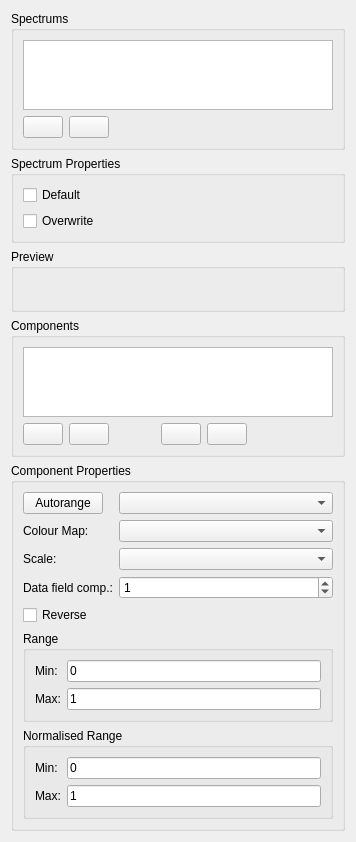
The window that res/designer/spectrumeditorwidget.ui (tsalemink/neon) describes before a commit, drawn with Qt 5.
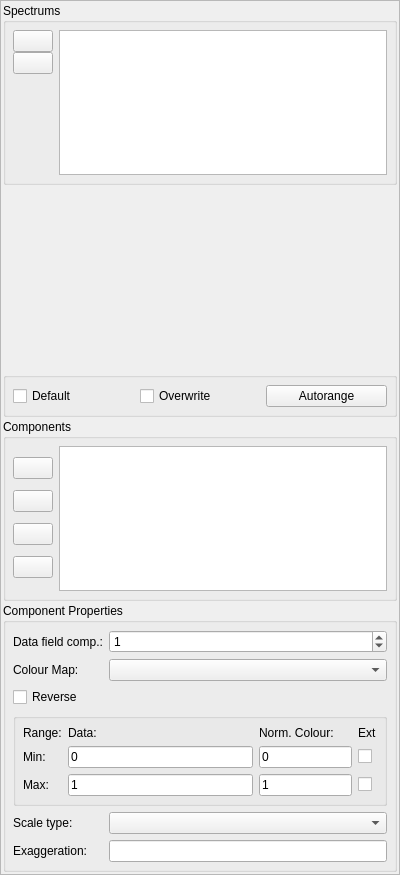
The same window after the commit. Icons and pictures are not drawn. Custom widgets are drawn as their Qt base class.

```diff
--- a/res/designer/spectrumeditorwidget.ui
+++ b/res/designer/spectrumeditorwidget.ui
@@ -6,38 +6,66 @@
    <rect>
     <x>0</x>
     <y>0</y>
-    <width>356</width>
-    <height>799</height>
+    <width>400</width>
+    <height>875</height>
    </rect>
   </property>
   <property name="windowTitle">
    <string>Spectrum Editor</string>
   </property>
   <layout class="QVBoxLayout" name="verticalLayout">
+   <property name="spacing">
+    <number>0</number>
+   </property>
+   <property name="margin">
+    <number>0</number>
+   </property>
+   <item>
+    <widget class="QScrollArea" name="scrollArea">
+     <property name="widgetResizable">
+      <bool>true</bool>
+     </property>
+     <widget class="QWidget" name="scrollAreaWidgetContents">
+      <property name="geometry">
+       <rect>
+        <x>0</x>
+        <y>0</y>
+        <width>398</width>
+        <height>873</height>
+       </rect>
+      </property>
+      <layout class="QVBoxLayout" name="verticalLayout_2">
+       <property name="spacing">
+        <number>2</number>
+       </property>
+       <property name="margin">
+        <number>2</number>
+       </property>
    <item>
     <widget class="QGroupBox" name="groupBox">
+         <property name="sizePolicy">
+          <sizepolicy hsizetype="Preferred" vsizetype="Preferred">
+           <horstretch>0</horstretch>
+           <verstretch>1</verstretch>
+          </sizepolicy>
+         </property>
      <property name="title">
       <string>Spectrums</string>
      </property>
-     <layout class="QGridLayout" name="gridLayout">
-      <item row="0" column="0" colspan="3">
-       <widget class="QListWidget" name="listWidgetSpectrums"/>
-      </item>
-      <item row="1" column="1">
-       <widget class="QPushButton" name="pushButtonDeleteSpectrum">
-        <property name="toolTip">
-         <string>Remove spectrum</string>
-        </property>
-        <property name="text">
-         <string/>
-        </property>
-        <property name="icon">
-         <iconset resource="../icons.qrc">
-          <normaloff>:/neon/images/icons/list-remove-icon.png</normaloff>:/neon/images/icons/list-remove-icon.png</iconset>
-        </property>
-       </widget>
-      </item>
-      <item row="1" column="0">
+         <layout class="QHBoxLayout" name="horizontalLayout_2">
+          <property name="margin">
+           <number>7</number>
+          </property>
+          <item>
+           <widget class="QWidget" name="widget_2" native="true">
+            <layout class="QVBoxLayout" name="verticalLayout_3">
+             <property name="spacing">
+              <number>0</number>
+             </property>
+             <property name="margin">
+              <number>0</number>
+             </property>
+             <item>
        <widget class="QPushButton" name="pushButtonAddSpectrum">
         <property name="toolTip">
          <string>Add spectrum</string>
@@ -51,29 +79,76 @@
         </property>
        </widget>
       </item>
-      <item row="1" column="2">
-       <spacer name="horizontalSpacer">
+             <item>
+              <widget class="QPushButton" name="pushButtonDeleteSpectrum">
+               <property name="toolTip">
+                <string>Remove spectrum</string>
+               </property>
+               <property name="text">
+                <string/>
+               </property>
+               <property name="icon">
+                <iconset resource="../icons.qrc">
+                 <normaloff>:/neon/images/icons/list-remove-icon.png</normaloff>:/neon/images/icons/list-remove-icon.png</iconset>
+               </property>
+              </widget>
+             </item>
+             <item>
+              <spacer name="verticalSpacer">
         <property name="orientation">
-         <enum>Qt::Horizontal</enum>
+                <enum>Qt::Vertical</enum>
         </property>
         <property name="sizeHint" stdset="0">
          <size>
-          <width>40</width>
-          <height>20</height>
+                 <width>20</width>
+                 <height>40</height>
          </size>
         </property>
        </spacer>
       </item>
      </layout>
+           </widget>
+          </item>
+          <item>
+           <widget class="QListWidget" name="listWidgetSpectrums"/>
+          </item>
+         </layout>
+        </widget>
+       </item>
+       <item>
+        <widget class="SceneviewerWidget" name="sceneviewerWidgetPreview" native="true">
+         <property name="sizePolicy">
+          <sizepolicy hsizetype="Expanding" vsizetype="Expanding">
+           <horstretch>1</horstretch>
+           <verstretch>1</verstretch>
+          </sizepolicy>
+         </property>
+         <property name="minimumSize">
+          <size>
+           <width>0</width>
+           <height>40</height>
+          </size>
+         </property>
+         <zorder>groupBoxSpectrumProperties</zorder>
     </widget>
    </item>
    <item>
     <widget class="QGroupBox" name="groupBoxSpectrumProperties">
      <property name="title">
-      <string>Spectrum Properties</string>
-     </property>
-     <layout class="QFormLayout" name="formLayout">
-      <item row="1" column="0">
+          <string/>
+         </property>
+         <layout class="QHBoxLayout" name="horizontalLayout_4">
+          <property name="margin">
+           <number>7</number>
+          </property>
+          <item>
+           <widget class="QCheckBox" name="checkBoxDefault">
+            <property name="text">
+             <string>Default</string>
+            </property>
+           </widget>
+          </item>
+          <item>
        <widget class="QCheckBox" name="checkBoxOverwrite">
         <property name="toolTip">
          <string>Overwrite graphics material colour with spectrum colour</string>
@@ -83,47 +158,10 @@
         </property>
        </widget>
       </item>
-      <item row="0" column="0">
-       <widget class="QCheckBox" name="checkBoxDefault">
+          <item>
+           <widget class="QPushButton" name="pushButtonAutorange">
         <property name="text">
-         <string>Default</string>
-        </property>
-       </widget>
-      </item>
-     </layout>
-    </widget>
-   </item>
-   <item>
-    <widget class="QGroupBox" name="groupBoxPreview">
-     <property name="title">
-      <string>Preview</string>
-     </property>
-     <layout class="QHBoxLayout" name="horizontalLayout">
-      <property name="leftMargin">
-       <number>0</number>
-      </property>
-      <property name="topMargin">
-       <number>0</number>
-      </property>
-      <property name="rightMargin">
-       <number>0</number>
-      </property>
-      <property name="bottomMargin">
-       <number>0</number>
-      </property>
-      <item>
-       <widget class="SceneviewerWidget" name="widget" native="true">
-        <property name="sizePolicy">
-         <sizepolicy hsizetype="Expanding" vsizetype="Expanding">
-          <horstretch>1</horstretch>
-          <verstretch>1</verstretch>
-         </sizepolicy>
-        </property>
-        <property name="minimumSize">
-         <size>
-          <width>0</width>
-          <height>40</height>
-         </size>
+             <string>Autorange</string>
         </property>
        </widget>
       </item>
@@ -132,11 +170,57 @@
    </item>
    <item>
     <widget class="QGroupBox" name="groupBoxComponents">
+         <property name="sizePolicy">
+          <sizepolicy hsizetype="Preferred" vsizetype="Preferred">
+           <horstretch>0</horstretch>
+           <verstretch>1</verstretch>
+          </sizepolicy>
+         </property>
      <property name="title">
       <string>Components</string>
      </property>
-     <layout class="QGridLayout" name="gridLayout_2">
-      <item row="1" column="3">
+         <layout class="QHBoxLayout" name="horizontalLayout_3">
+          <property name="margin">
+           <number>7</number>
+          </property>
+          <item>
+           <widget class="QWidget" name="widget_4" native="true">
+            <layout class="QVBoxLayout" name="verticalLayout_5">
+             <property name="spacing">
+              <number>0</number>
+             </property>
+             <property name="margin">
+              <number>0</number>
+             </property>
+             <item>
+              <widget class="QPushButton" name="pushButtonAddSpectrumComponent">
+               <property name="toolTip">
+                <string>Add component</string>
+               </property>
+               <property name="text">
+                <string/>
+               </property>
+               <property name="icon">
+                <iconset resource="../icons.qrc">
+                 <normaloff>:/neon/images/icons/list-add-icon.png</normaloff>:/neon/images/icons/list-add-icon.png</iconset>
+               </property>
+              </widget>
+             </item>
+             <item>
+              <widget class="QPushButton" name="pushButtonDeleteSpectrumComponent">
+               <property name="toolTip">
+                <string>Remove component</string>
+               </property>
+               <property name="text">
+                <string/>
+               </property>
+               <property name="icon">
+                <iconset resource="../icons.qrc">
+                 <normaloff>:/neon/images/icons/list-remove-icon.png</normaloff>:/neon/images/icons/list-remove-icon.png</iconset>
+               </property>
+              </widget>
+             </item>
+             <item>
        <widget class="QPushButton" name="pushButtonMoveUpSpectrumComponent">
         <property name="toolTip">
          <string>Move component up</string>
@@ -150,7 +234,24 @@
         </property>
        </widget>
       </item>
-      <item row="0" column="0" colspan="7">
+             <item>
+              <widget class="QPushButton" name="pushButtonMoveDownSpectrumComponent">
+               <property name="toolTip">
+                <string>Move component down</string>
+               </property>
+               <property name="text">
+                <string/>
+               </property>
+               <property name="icon">
+                <iconset resource="../icons.qrc">
+                 <normaloff>:/neon/images/icons/go-down-icon.png</normaloff>:/neon/images/icons/go-down-icon.png</iconset>
+               </property>
+              </widget>
+             </item>
+            </layout>
+           </widget>
+          </item>
+          <item>
        <widget class="QListWidget" name="listWidgetSpectrumComponents">
         <property name="dragDropMode">
          <enum>QAbstractItemView::InternalMove</enum>
@@ -160,77 +261,6 @@
         </property>
        </widget>
       </item>
-      <item row="1" column="0">
-       <widget class="QPushButton" name="pushButtonAddSpectrumComponent">
-        <property name="toolTip">
-         <string>Add component</string>
-        </property>
-        <property name="text">
-         <string/>
-        </property>
-        <property name="icon">
-         <iconset resource="../icons.qrc">
-          <normaloff>:/neon/images/icons/list-add-icon.png</normaloff>:/neon/images/icons/list-add-icon.png</iconset>
-        </property>
-       </widget>
-      </item>
-      <item row="1" column="1">
-       <widget class="QPushButton" name="pushButtonDeleteSpectrumComponent">
-        <property name="toolTip">
-         <string>Remove component</string>
-        </property>
-        <property name="text">
-         <string/>
-        </property>
-        <property name="icon">
-         <iconset resource="../icons.qrc">
-          <normaloff>:/neon/images/icons/list-remove-icon.png</normaloff>:/neon/images/icons/list-remove-icon.png</iconset>
-        </property>
-       </widget>
-      </item>
-      <item row="1" column="5" colspan="2">
-       <spacer name="horizontalSpacer_2">
-        <property name="orientation">
-         <enum>Qt::Horizontal</enum>
-        </property>
-        <property name="sizeHint" stdset="0">
-         <size>
-          <width>40</width>
-          <height>20</height>
-         </size>
-        </property>
-       </spacer>
-      </item>
-      <item row="1" column="2">
-       <spacer name="horizontalSpacer_3">
-        <property name="orientation">
-         <enum>Qt::Horizontal</enum>
-        </property>
-        <property name="sizeType">
-         <enum>QSizePolicy::Preferred</enum>
-        </property>
-        <property name="sizeHint" stdset="0">
-         <size>
-          <width>10</width>
-          <height>20</height>
-         </size>
-        </property>
-       </spacer>
-      </item>
-      <item row="1" column="4">
-       <widget class="QPushButton" name="pushButtonMoveDownSpectrumComponent">
-        <property name="toolTip">
-         <string>Move component down</string>
-        </property>
-        <property name="text">
-         <string/>
-        </property>
-        <property name="icon">
-         <iconset resource="../icons.qrc">
-          <normaloff>:/neon/images/icons/go-down-icon.png</normaloff>:/neon/images/icons/go-down-icon.png</iconset>
-        </property>
-       </widget>
-      </item>
      </layout>
     </widget>
    </item>
@@ -240,27 +270,13 @@
       <string>Component Properties</string>
      </property>
      <layout class="QFormLayout" name="formLayout_2">
+          <property name="fieldGrowthPolicy">
+           <enum>QFormLayout::AllNonFixedFieldsGrow</enum>
+          </property>
+          <property name="margin">
+           <number>7</number>
+          </property>
       <item row="1" column="0">
-       <widget class="QLabel" name="label">
-        <property name="text">
-         <string>Colour Map:</string>
-        </property>
-       </widget>
-      </item>
-      <item row="1" column="1">
-       <widget class="QComboBox" name="comboBoxColourMap"/>
-      </item>
-      <item row="2" column="0">
-       <widget class="QLabel" name="label_2">
-        <property name="text">
-         <string>Scale:</string>
-        </property>
-       </widget>
-      </item>
-      <item row="2" column="1">
-       <widget class="QComboBox" name="comboBoxScale"/>
-      </item>
-      <item row="3" column="0">
        <widget class="QLabel" name="label_3">
         <property name="toolTip">
          <string>Index of component to use from data field</string>
@@ -270,7 +286,7 @@
         </property>
        </widget>
       </item>
-      <item row="3" column="1">
+          <item row="1" column="1">
        <widget class="QSpinBox" name="spinBoxDataFieldComponent">
         <property name="toolTip">
          <string>Index of component to use from data field</string>
@@ -280,56 +296,46 @@
         </property>
        </widget>
       </item>
-      <item row="6" column="0" colspan="2">
-       <widget class="QGroupBox" name="groupBox_2">
-        <property name="title">
-         <string>Normalised Range</string>
-        </property>
-        <layout class="QFormLayout" name="formLayout_3">
-         <item row="0" column="0">
-          <widget class="QLabel" name="label_5">
-           <property name="toolTip">
-            <string>Component to use from data field</string>
-           </property>
+          <item row="2" column="0">
+           <widget class="QLabel" name="label">
            <property name="text">
-            <string>Min:</string>
+             <string>Colour Map:</string>
            </property>
           </widget>
          </item>
-         <item row="0" column="1">
-          <widget class="QLineEdit" name="lineEditNormalisedRangeMin">
-           <property name="text">
-            <string>0</string>
-           </property>
-          </widget>
-         </item>
-         <item row="1" column="0">
-          <widget class="QLabel" name="label_6">
-           <property name="toolTip">
-            <string>Component to use from data field</string>
-           </property>
+          <item row="2" column="1">
+           <widget class="QComboBox" name="comboBoxColourMap"/>
+          </item>
+          <item row="3" column="0">
+           <widget class="QCheckBox" name="checkBoxReverse">
            <property name="text">
-            <string>Max:</string>
+             <string>Reverse</string>
            </property>
           </widget>
          </item>
-         <item row="1" column="1">
-          <widget class="QLineEdit" name="lineEditNormalisedRangeMax">
-           <property name="text">
-            <string>1</string>
-           </property>
-          </widget>
-         </item>
-        </layout>
-       </widget>
-      </item>
-      <item row="5" column="0" colspan="2">
+          <item row="7" column="0" colspan="2">
        <widget class="QGroupBox" name="groupBox_3">
         <property name="title">
-         <string>Range</string>
-        </property>
-        <layout class="QFormLayout" name="formLayout_4">
-         <item row="0" column="0">
+             <string/>
+            </property>
+            <layout class="QGridLayout" name="gridLayout">
+             <property name="margin">
+              <number>7</number>
+             </property>
+             <item row="1" column="1">
+              <widget class="QLineEdit" name="lineEditDataRangeMin">
+               <property name="sizePolicy">
+                <sizepolicy hsizetype="Expanding" vsizetype="Fixed">
+                 <horstretch>2</horstretch>
+                 <verstretch>0</verstretch>
+                </sizepolicy>
+               </property>
+               <property name="text">
+                <string>0</string>
+               </property>
+              </widget>
+             </item>
+             <item row="1" column="0">
           <widget class="QLabel" name="label_7">
            <property name="toolTip">
             <string>Component to use from data field</string>
@@ -339,14 +345,63 @@
            </property>
           </widget>
          </item>
+             <item row="0" column="2">
+              <widget class="QLabel" name="label_5">
+               <property name="text">
+                <string>Norm. Colour:</string>
+               </property>
+              </widget>
+             </item>
+             <item row="2" column="1">
+              <widget class="QLineEdit" name="lineEditDataRangeMax">
+               <property name="sizePolicy">
+                <sizepolicy hsizetype="Expanding" vsizetype="Fixed">
+                 <horstretch>2</horstretch>
+                 <verstretch>0</verstretch>
+                </sizepolicy>
+               </property>
+               <property name="text">
+                <string>1</string>
+               </property>
+              </widget>
+             </item>
          <item row="0" column="1">
-          <widget class="QLineEdit" name="lineEditRangeMin">
+              <widget class="QLabel" name="label_6">
+               <property name="toolTip">
+                <string>Component to use from data field</string>
+               </property>
+               <property name="text">
+                <string>Data:</string>
+               </property>
+              </widget>
+             </item>
+             <item row="2" column="2">
+              <widget class="QLineEdit" name="lineEditColourRangeMax">
+               <property name="sizePolicy">
+                <sizepolicy hsizetype="Expanding" vsizetype="Fixed">
+                 <horstretch>1</horstretch>
+                 <verstretch>0</verstretch>
+                </sizepolicy>
+               </property>
+               <property name="text">
+                <string>1</string>
+               </property>
+              </widget>
+             </item>
+             <item row="1" column="2">
+              <widget class="QLineEdit" name="lineEditColourRangeMin">
+               <property name="sizePolicy">
+                <sizepolicy hsizetype="Expanding" vsizetype="Fixed">
+                 <horstretch>1</horstretch>
+                 <verstretch>0</verstretch>
+                </sizepolicy>
+               </property>
            <property name="text">
             <string>0</string>
            </property>
           </widget>
          </item>
-         <item row="1" column="0">
+             <item row="2" column="0">
           <widget class="QLabel" name="label_8">
            <property name="toolTip">
             <string>Component to use from data field</string>
@@ -356,34 +411,62 @@
            </property>
           </widget>
          </item>
-         <item row="1" column="1">
-          <widget class="QLineEdit" name="lineEditRangeMax">
-           <property name="text">
-            <string>1</string>
-           </property>
-          </widget>
-         </item>
-        </layout>
-       </widget>
-      </item>
       <item row="0" column="0">
-       <widget class="QPushButton" name="pushButtonAutorange">
+              <widget class="QLabel" name="label_9">
         <property name="text">
-         <string>Autorange</string>
+                <string>Range:</string>
         </property>
        </widget>
       </item>
-      <item row="0" column="1">
-       <widget class="QComboBox" name="comboBoxScene"/>
-      </item>
-      <item row="4" column="0">
-       <widget class="QCheckBox" name="checkBoxReverse">
+             <item row="1" column="3">
+              <widget class="QCheckBox" name="checkBoxExtendBelow">
+               <property name="text">
+                <string/>
+               </property>
+              </widget>
+             </item>
+             <item row="2" column="3">
+              <widget class="QCheckBox" name="checkBoxExtendAbove">
         <property name="text">
-         <string>Reverse</string>
+                <string/>
         </property>
        </widget>
       </item>
-     </layout>
+             <item row="0" column="3">
+              <widget class="QLabel" name="label_10">
+               <property name="text">
+                <string>Ext</string>
+               </property>
+              </widget>
+             </item>
+            </layout>
+           </widget>
+          </item>
+          <item row="9" column="1">
+           <widget class="QLineEdit" name="lineEditExaggeration"/>
+          </item>
+          <item row="8" column="1">
+           <widget class="QComboBox" name="comboBoxScale"/>
+          </item>
+          <item row="8" column="0">
+           <widget class="QLabel" name="label_2">
+            <property name="text">
+             <string>Scale type:</string>
+            </property>
+           </widget>
+          </item>
+          <item row="9" column="0">
+           <widget class="QLabel" name="label_4">
+            <property name="text">
+             <string>Exaggeration:</string>
+            </property>
+           </widget>
+          </item>
+         </layout>
+        </widget>
+       </item>
+      </layout>
+     </widget>
     </widget>
    </item>
   </layout>
```
Lines whose indentation alone changed are shown as unchanged.
